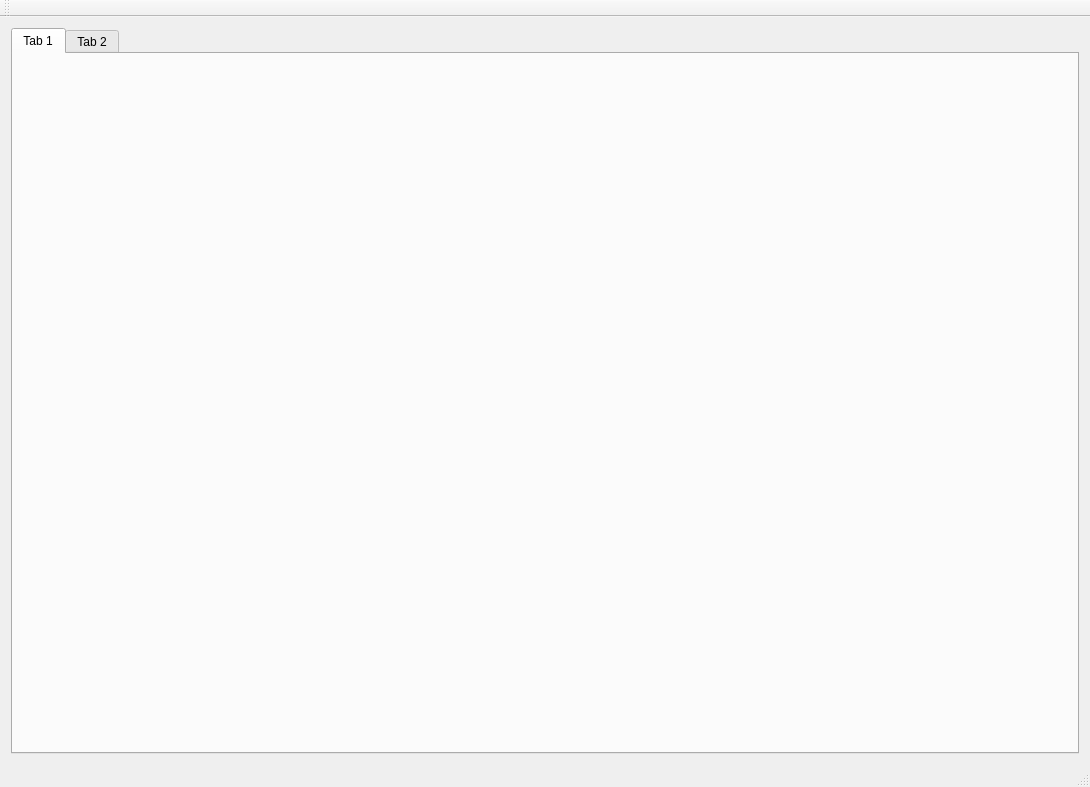
Qt form mainwindow.ui (ildarorama/TemperatureJournal) before a commit.
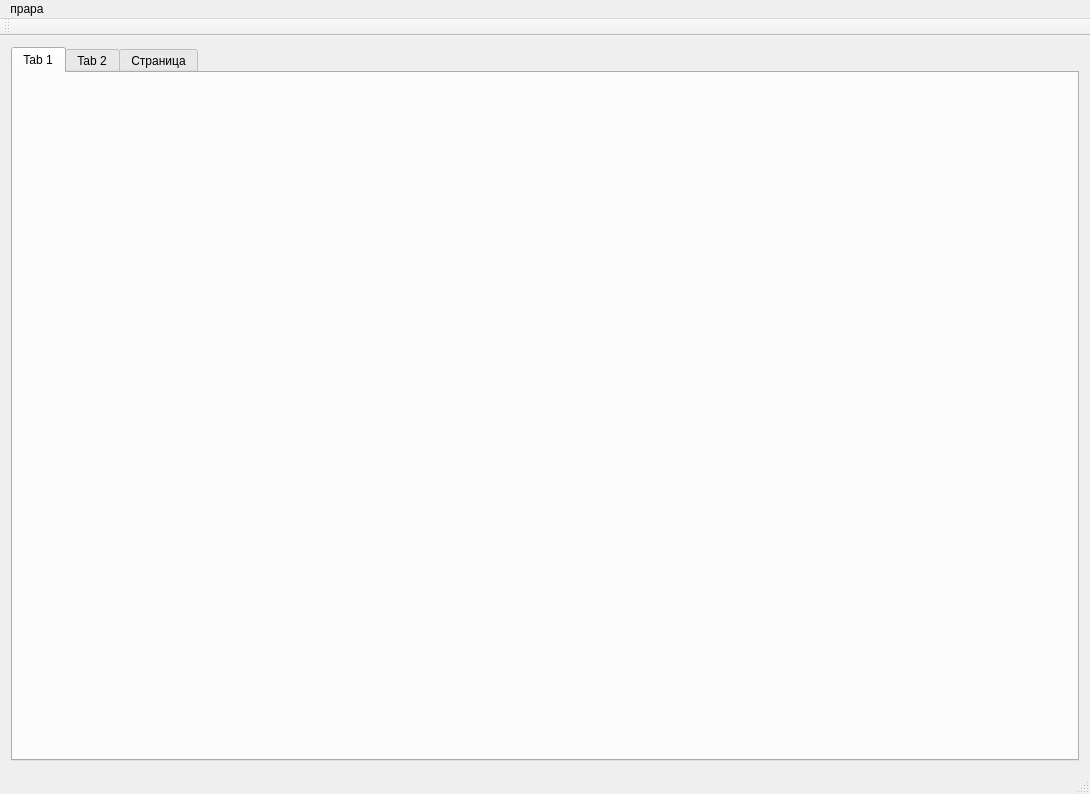
The same form after that commit. The open tabs and pages were chosen to show the change.

```diff
--- a/mainwindow.ui
+++ b/mainwindow.ui
@@ -20,16 +20,50 @@
       <property name="currentIndex">
        <number>0</number>
       </property>
-      <widget class="QWidget" name="tab">
+      <widget class="QWidget" name="tabGraph">
+       <property name="sizePolicy">
+        <sizepolicy hsizetype="Maximum" vsizetype="Maximum">
+         <horstretch>0</horstretch>
+         <verstretch>0</verstretch>
+        </sizepolicy>
+       </property>
+       <property name="minimumSize">
+        <size>
+         <width>1060</width>
+         <height>684</height>
+        </size>
+       </property>
        <attribute name="title">
         <string>Tab 1</string>
        </attribute>
+       <layout class="QGridLayout" name="gridLayout_2">
+        <item row="0" column="0">
+         <widget class="QWidget" name="widget" native="true">
+          <property name="sizePolicy">
+           <sizepolicy hsizetype="Maximum" vsizetype="Maximum">
+            <horstretch>0</horstretch>
+            <verstretch>0</verstretch>
+           </sizepolicy>
+          </property>
+         </widget>
+        </item>
+       </layout>
       </widget>
       <widget class="QWidget" name="tab_2">
        <attribute name="title">
         <string>Tab 2</string>
        </attribute>
       </widget>
+      <widget class="QWidget" name="tab_3">
+       <attribute name="title">
+        <string>Страница</string>
+       </attribute>
+       <layout class="QHBoxLayout" name="horizontalLayout_2">
+        <item>
+         <widget class="QWidget" name="widget_2" native="true"/>
+        </item>
+       </layout>
+      </widget>
      </widget>
     </item>
    </layout>
@@ -43,6 +77,12 @@
      <height>22</height>
     </rect>
    </property>
+   <widget class="QMenu" name="menu">
+    <property name="title">
+     <string>прара</string>
+    </property>
+   </widget>
+   <addaction name="menu"/>
   </widget>
   <widget class="QToolBar" name="mainToolBar">
    <attribute name="toolBarArea">
```
Left out of the diff: 2 changed lines with no effect on the pictures.
